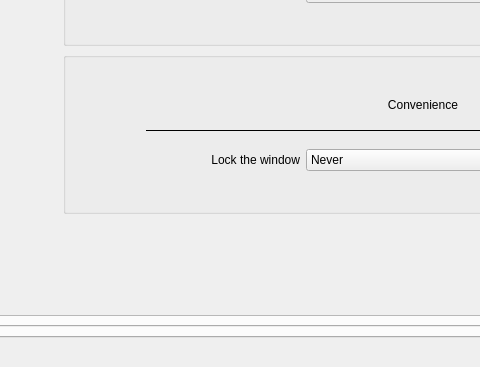
The window that craft/user_interface.ui (cunarist/solie) describes before a commit, drawn with Qt 5; both pictures show x 217 to 697 and y 353 to 720 of the 1280 by 720 pixel window.
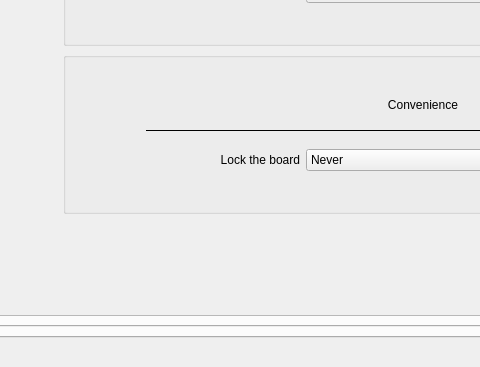
The same window after the commit. The open tabs and pages were chosen to show the change. Icons and pictures are not drawn. Custom widgets are drawn as their Qt base class.

```diff
--- a/craft/user_interface.ui
+++ b/craft/user_interface.ui
@@ -1650,7 +1650,7 @@
                             </size>
                            </property>
                            <property name="text">
-                            <string>Lock the window</string>
+                            <string>Lock the board</string>
                            </property>
                            <property name="alignment">
                             <set>Qt::AlignRight|Qt::AlignTrailing|Qt::AlignVCenter</set>
```
